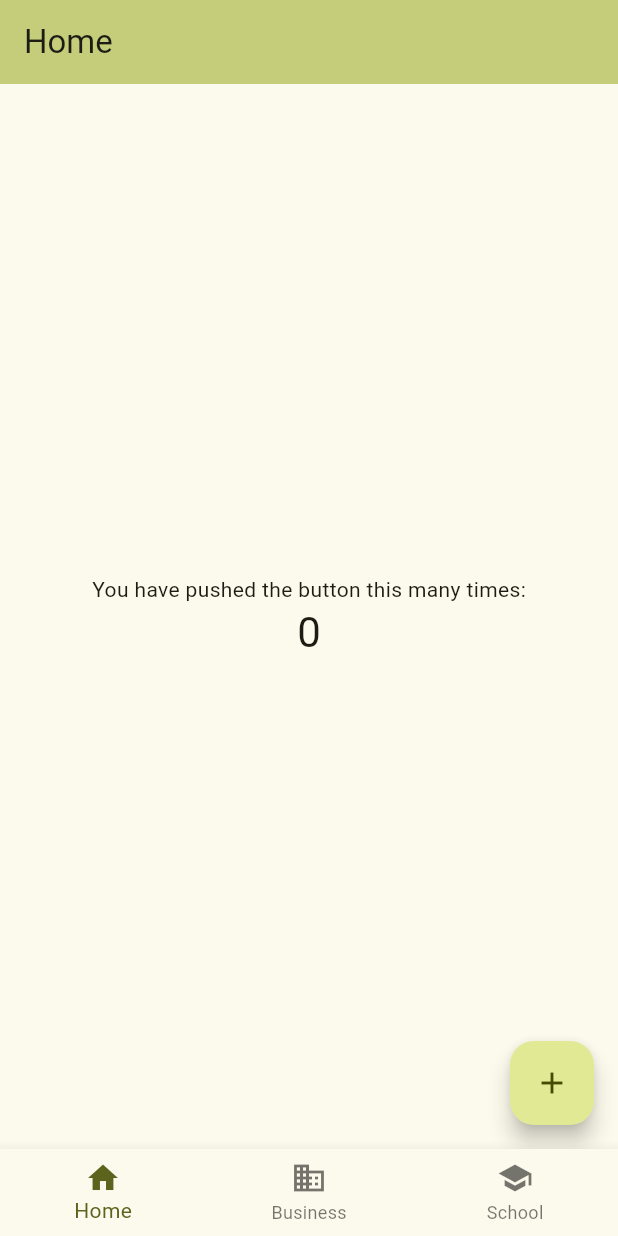
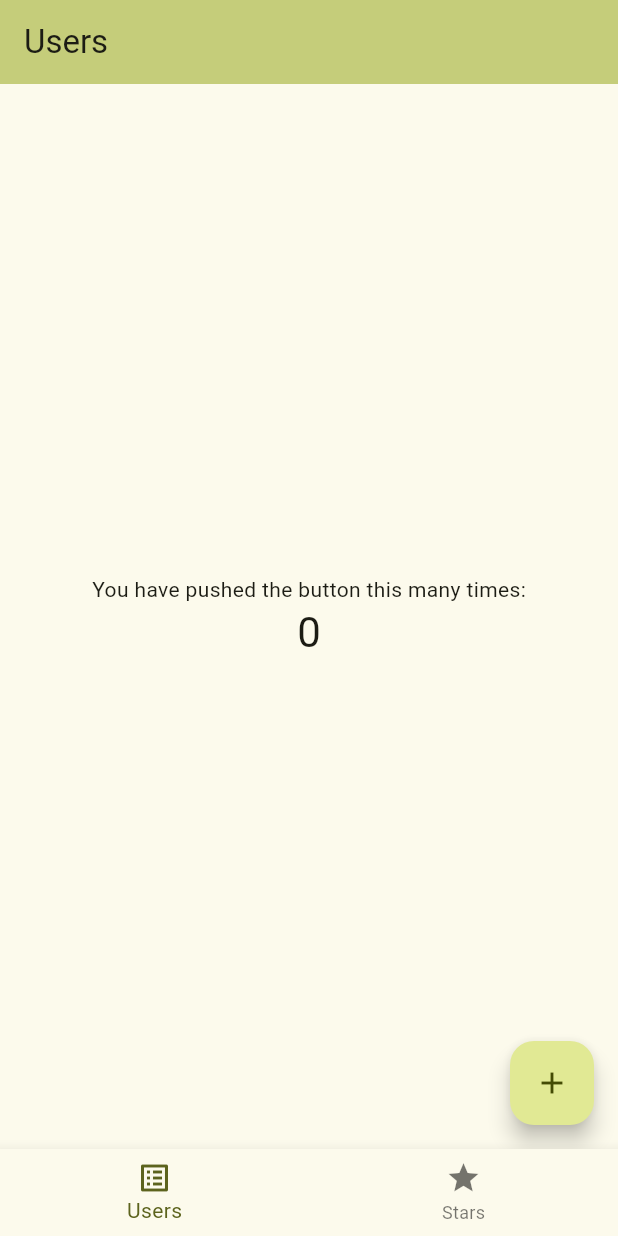
Before and after one commit to 9oya/flutter_git_stars, a Flutter app: the screen it shows after launch, on a phone screen of 412 x 824 dp. Run offline on Flutter 3.47's test engine with Material 2 defaults, Android fonts, the phone set to English and light mode, and no system bars.

```diff
--- a/lib/main.dart
+++ b/lib/main.dart
@@ -1,6 +1,7 @@
 import 'package:flutter/material.dart';
+import 'package:flutter_git_stars/stars_page.dart';
 
-import 'home_page.dart';
+import 'users_page.dart';
 
 void main() {
   runApp(const MyApp());
@@ -48,18 +49,13 @@ class _MyHomePageState extends State<MyHomePage> {
         },
         items: const <BottomNavigationBarItem>[
           BottomNavigationBarItem(
-            icon: Icon(Icons.home),
-            label: 'Home',
+            icon: Icon(Icons.list_alt),
+            label: 'Users',
             backgroundColor: Colors.red,
           ),
           BottomNavigationBarItem(
-            icon: Icon(Icons.business),
-            label: 'Business',
-            backgroundColor: Colors.green,
-          ),
-          BottomNavigationBarItem(
-            icon: Icon(Icons.school),
-            label: 'School',
+            icon: Icon(Icons.star),
+            label: 'Stars',
             backgroundColor: Colors.purple,
           ),
         ],
@@ -70,9 +66,9 @@ class _MyHomePageState extends State<MyHomePage> {
   Widget _buildBody(int index) {
     switch (index) {
       case 0:
-        return const HomePage(title: 'Home');
+        return const UsersPage(title: 'Users');
       default:
-        return const HomePage(title: 'Home');
+        return const StarsPage(title: 'Stars');
     }
   }
 }
--- a/lib/home_page.dart
+++ b/lib/stars_page.dart
@@ -1,16 +1,16 @@
 import 'package:flutter/material.dart';
 
-class HomePage extends StatefulWidget {
-  const HomePage({Key? key, required this.title}) : super(key: key);
+class StarsPage extends StatefulWidget {
+  const StarsPage({Key? key, required this.title}) : super(key: key);
 
   static const String routeName = '/home';
   final String title;
 
   @override
-  State<HomePage> createState() => _HomePageState();
+  State<StarsPage> createState() => _StarsPageState();
 }
 
-class _HomePageState extends State<HomePage> {
+class _StarsPageState extends State<StarsPage> {
   int _counter = 0;
 
   void _incrementCounter() {
--- /dev/null
+++ b/lib/users_page.dart
@@ -0,0 +1,49 @@
+import 'package:flutter/material.dart';
+
+class UsersPage extends StatefulWidget {
+  const UsersPage({Key? key, required this.title}) : super(key: key);
+
+  static const String routeName = '/home';
+  final String title;
+
+  @override
+  State<UsersPage> createState() => _UsersPageState();
+}
+
+class _UsersPageState extends State<UsersPage> {
+  int _counter = 0;
+
+  void _incrementCounter() {
+    setState(() {
+      _counter++;
+    });
+  }
+
+  @override
+  Widget build(BuildContext context) {
+    return Scaffold(
+        appBar: AppBar(
+          backgroundColor: Theme.of(context).colorScheme.inversePrimary,
+          title: Text(widget.title),
+        ),
+        body: Center(
+          child: Column(
+            mainAxisAlignment: MainAxisAlignment.center,
+            children: <Widget>[
+              const Text(
+                'You have pushed the button this many times:',
+              ),
+              Text(
+                '$_counter',
+                style: Theme.of(context).textTheme.headlineMedium,
+              ),
+            ],
+          ),
+        ),
+        floatingActionButton: FloatingActionButton(
+          onPressed: _incrementCounter,
+          tooltip: 'Increment',
+          child: const Icon(Icons.add),
+        ));
+  }
+}
```
